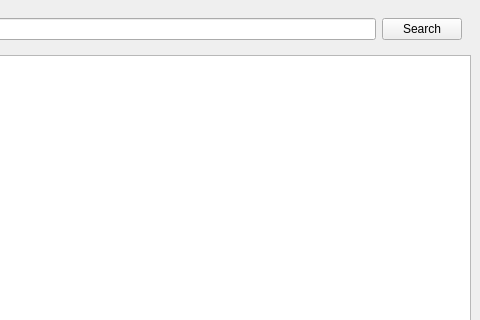
Before: the Qt Designer form mainwindow.ui in vvbach/QtFileExplorer, drawn with Qt 5; both pictures show x 509 to 989 and y 0 to 320 of the 989 by 667 pixel window.
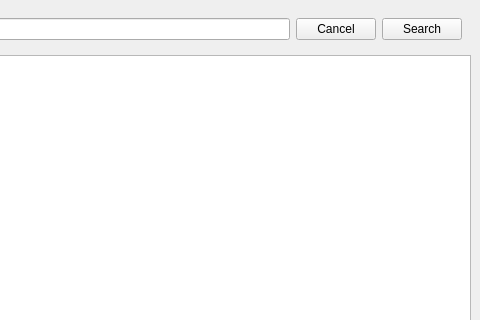
After: the same form once the commit is applied.

The edit to the form file:
```diff
--- a/mainwindow.ui
+++ b/mainwindow.ui
@@ -34,6 +34,13 @@
        <item>
         <widget class="QLineEdit" name="pathInput"/>
        </item>
+       <item>
+        <widget class="QPushButton" name="cancelButton">
+         <property name="text">
+          <string>Cancel</string>
+         </property>
+        </widget>
+       </item>
        <item>
         <widget class="QPushButton" name="searchButton">
          <property name="text">
```
